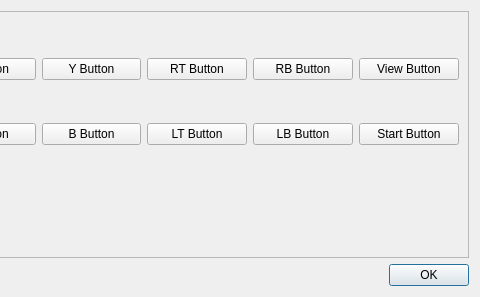
The window that XBOFS.win.qt5/ConfigureBindingsDialog.ui (OOPMan/XBOFS.win) describes before a commit, drawn with Qt 5; both pictures show x 403 to 883 and y 0 to 297 of the 883 by 297 pixel window.
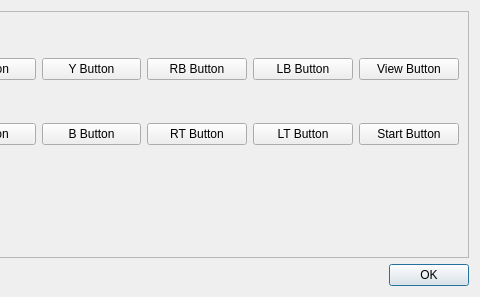
The same window after the commit.

Commit message: #3: Fixed smll error on configure bindings dialog

Patch:
```diff
--- a/XBOFS.win.qt5/ConfigureBindingsDialog.ui
+++ b/XBOFS.win.qt5/ConfigureBindingsDialog.ui
@@ -23,13 +23,6 @@
       <enum>QFrame::Raised</enum>
      </property>
      <layout class="QGridLayout" name="gridLayout">
-      <item row="2" column="8">
-       <widget class="QPushButton" name="ltButtonPushButton">
-        <property name="text">
-         <string>LT Button</string>
-        </property>
-       </widget>
-      </item>
       <item row="2" column="6">
        <widget class="QPushButton" name="aButtonPushButton">
         <property name="text">
@@ -58,20 +51,6 @@
         </property>
        </widget>
       </item>
-      <item row="2" column="9">
-       <widget class="QPushButton" name="lbButtonPushButton">
-        <property name="text">
-         <string>LB Button</string>
-        </property>
-       </widget>
-      </item>
-      <item row="0" column="8">
-       <widget class="QPushButton" name="rtButtonPushButton">
-        <property name="text">
-         <string>RT Button</string>
-        </property>
-       </widget>
-      </item>
       <item row="2" column="7">
        <widget class="QPushButton" name="bButtonPushButton">
         <property name="text">
@@ -93,13 +72,6 @@
         </property>
        </widget>
       </item>
-      <item row="0" column="9">
-       <widget class="QPushButton" name="rbButtonPushButton">
-        <property name="text">
-         <string>RB Button</string>
-        </property>
-       </widget>
-      </item>
       <item row="0" column="6">
        <widget class="QPushButton" name="xButtonPushButton">
         <property name="text">
@@ -121,6 +93,34 @@
         </property>
        </widget>
       </item>
+      <item row="2" column="8">
+       <widget class="QPushButton" name="rtButtonPushButton">
+        <property name="text">
+         <string>RT Button</string>
+        </property>
+       </widget>
+      </item>
+      <item row="0" column="8">
+       <widget class="QPushButton" name="rbButtonPushButton">
+        <property name="text">
+         <string>RB Button</string>
+        </property>
+       </widget>
+      </item>
+      <item row="0" column="9">
+       <widget class="QPushButton" name="lbButtonPushButton">
+        <property name="text">
+         <string>LB Button</string>
+        </property>
+       </widget>
+      </item>
+      <item row="2" column="9">
+       <widget class="QPushButton" name="ltButtonPushButton">
+        <property name="text">
+         <string>LT Button</string>
+        </property>
+       </widget>
+      </item>
      </layout>
     </widget>
    </item>
```
